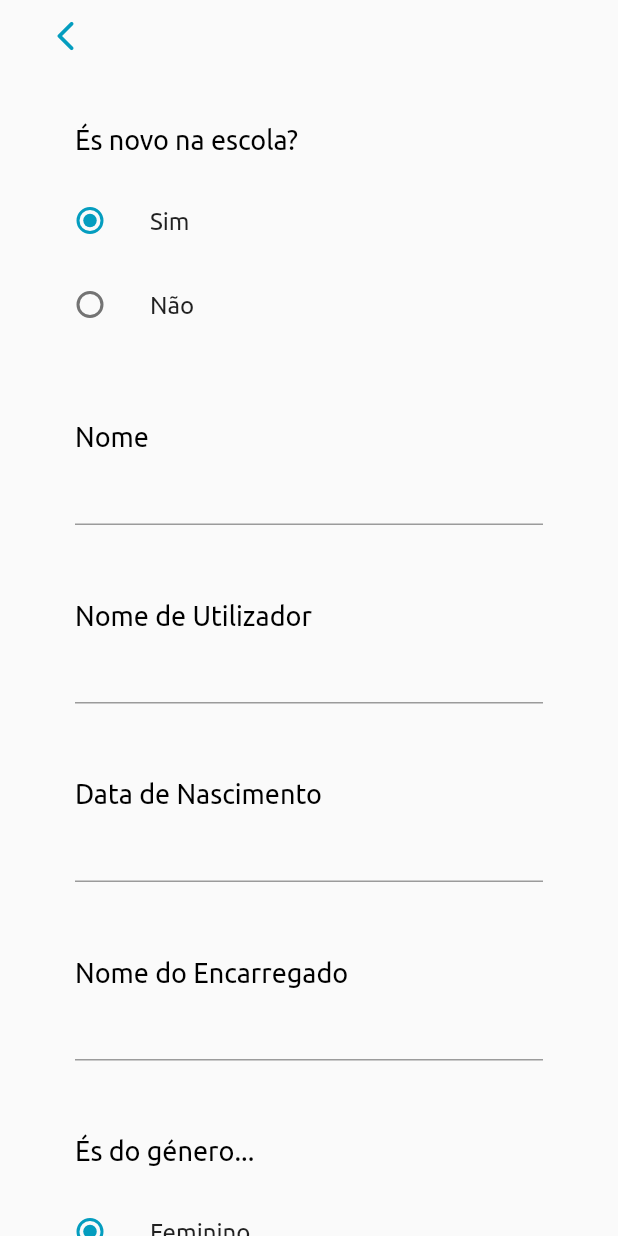
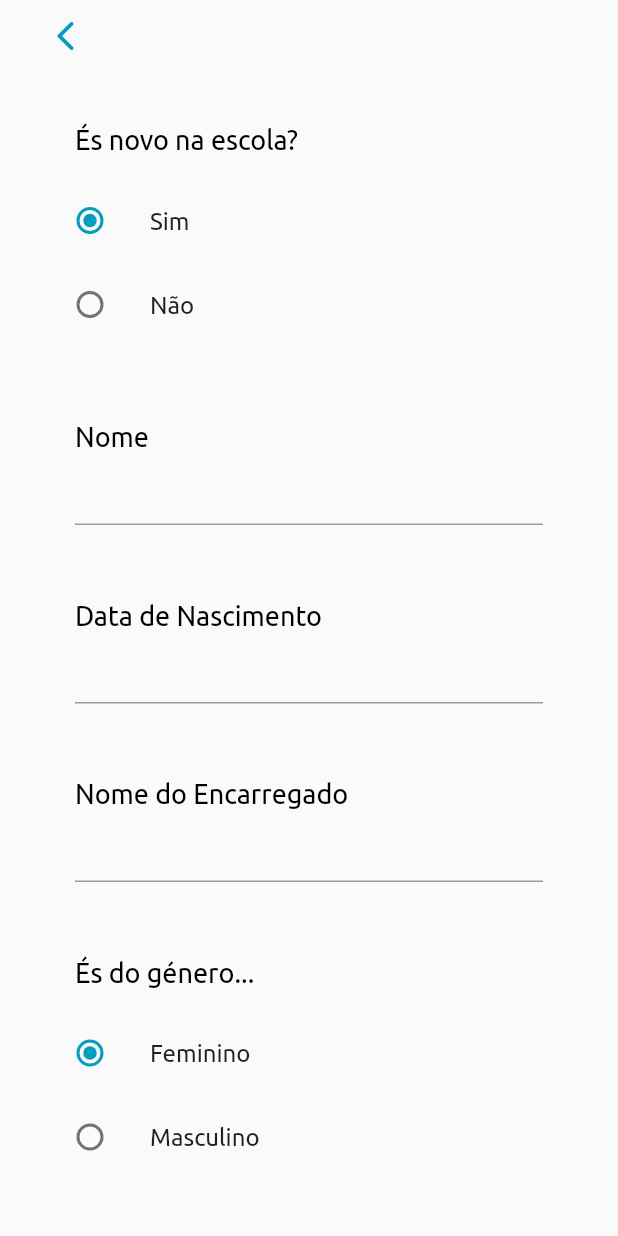
Before and after one commit to dani2308/malibu, a Flutter app: the AppformScreen screen opened directly, on a phone screen of 412 x 824 dp. Run offline on Flutter 3.47's test engine with Material 2 defaults, Android fonts, the phone set to English and light mode, and no system bars; our stand-ins replace firebase_auth, firebase_core, fluro, table_calendar; accounts and stored records are empty; statements that could not run were skipped.

Commit message:
Validation appformscreen

```diff
--- a/lib/screens/home/appform_screen.dart
+++ b/lib/screens/home/appform_screen.dart
@@ -75,6 +75,7 @@ class _AppformScreenState extends State<AppformScreen> {
   Gender _mf = Gender.f;
   Swim _sl = Swim.s;
   bool checkBoxValue = false;
+  final _formkey = GlobalKey<FormState>();
   @override
   Widget build(BuildContext context) {
     return Scaffold(
@@ -102,6 +103,10 @@ class _AppformScreenState extends State<AppformScreen> {
                     SizedBox(
                       height: 20,
                     ),
+                    Form(
+                      key: _formkey,
+                      child: Column(
+                        children: [
                           Padding(
                             padding: EdgeInsets.only(left: 50, top: 15),
                             child: Align(
@@ -169,28 +174,11 @@ class _AppformScreenState extends State<AppformScreen> {
                           Padding(
                             padding: EdgeInsets.only(left: 50, right: 50),
                             child: TextFormField(
+                              validator: (val) =>
+                                  val.isEmpty ? 'Introduza um Nome!' : null,
                               keyboardType: TextInputType.text,
-                        style: TextStyle(fontSize: 15, fontFamily: 'Ubuntu'),
-                      ),
-                    ),
-                    Padding(
-                      padding: EdgeInsets.only(left: 50, top: 50),
-                      child: Align(
-                        alignment: Alignment.topLeft,
-                        child: Text(
-                          "Nome de Utilizador",
-                          style: TextStyle(
-                            fontSize: 18,
-                            fontFamily: 'Ubuntu',
-                          ),
-                        ),
-                      ),
-                    ),
-                    Padding(
-                      padding: EdgeInsets.only(left: 50, right: 50),
-                      child: TextFormField(
-                        keyboardType: TextInputType.text,
-                        style: TextStyle(fontSize: 15, fontFamily: 'Ubuntu'),
+                              style:
+                                  TextStyle(fontSize: 15, fontFamily: 'Ubuntu'),
                             ),
                           ),
                           Padding(
@@ -209,8 +197,12 @@ class _AppformScreenState extends State<AppformScreen> {
                           Padding(
                             padding: EdgeInsets.only(left: 50, right: 50),
                             child: TextFormField(
+                              validator: (val) => val.isEmpty
+                                  ? 'Introduza uma Idade válida!'
+                                  : null,
                               keyboardType: TextInputType.datetime,
-                        style: TextStyle(fontSize: 15, fontFamily: 'Ubuntu'),
+                              style:
+                                  TextStyle(fontSize: 15, fontFamily: 'Ubuntu'),
                             ),
                           ),
                           Padding(
@@ -230,7 +222,8 @@ class _AppformScreenState extends State<AppformScreen> {
                             padding: EdgeInsets.only(left: 50, right: 50),
                             child: TextFormField(
                               keyboardType: TextInputType.text,
-                        style: TextStyle(fontSize: 15, fontFamily: 'Ubuntu'),
+                              style:
+                                  TextStyle(fontSize: 15, fontFamily: 'Ubuntu'),
                             ),
                           ),
                           Padding(
@@ -283,7 +276,8 @@ class _AppformScreenState extends State<AppformScreen> {
                             ),
                           ),
                           Padding(
-                      padding: EdgeInsets.only(left: 50, top: 50, right: 30),
+                            padding:
+                                EdgeInsets.only(left: 50, top: 50, right: 30),
                             child: Align(
                               alignment: Alignment.topLeft,
                               child: Text(
@@ -298,8 +292,10 @@ class _AppformScreenState extends State<AppformScreen> {
                           Padding(
                             padding: EdgeInsets.only(left: 20, top: 15),
                             child: ListTile(
-                        title: const Text('Não sei nadar',
-                            style: TextStyle(fontFamily: 'Ubuntu')),
+                              title: const Text(
+                                'Não sei nadar',
+                                style: TextStyle(fontFamily: 'Ubuntu'),
+                              ),
                               leading: Radio(
                                 value: Swim.ns,
                                 groupValue: _sl,
@@ -384,7 +380,8 @@ class _AppformScreenState extends State<AppformScreen> {
                             ),
                           ),
                           Padding(
-                      padding: EdgeInsets.only(left: 50, top: 50, right: 30),
+                            padding:
+                                EdgeInsets.only(left: 50, top: 50, right: 30),
                             child: Align(
                               alignment: Alignment.topLeft,
                               child: Text(
@@ -433,7 +430,8 @@ class _AppformScreenState extends State<AppformScreen> {
                             ),
                           ),
                           Padding(
-                      padding: EdgeInsets.only(left: 50, top: 50, right: 30),
+                            padding:
+                                EdgeInsets.only(left: 50, top: 50, right: 30),
                             child: Align(
                               alignment: Alignment.topLeft,
                               child: Text(
@@ -507,16 +505,16 @@ class _AppformScreenState extends State<AppformScreen> {
                                       child: FlatButton(
                                         child: Icon(Icons.arrow_forward,
                                             color: Colors.white),
-                                  onPressed: () => {
-                                    if (checkBoxValue != false)
-                                      {
-                                        Navigator.pushNamed(context, 'home'),
+                                        onPressed: () async {
+                                          if (checkBoxValue == false) {
+                                            createShowDialog(context, "Aviso",
+                                                "Deve aceitar os termos da empresa para continuar!");
+                                          } else if (_formkey.currentState
+                                                  .validate() &&
+                                              checkBoxValue != false) {
+                                            Navigator.pushNamed(
+                                                context, 'home');
                                           }
-                                    else
-                                      {
-                                        createShowDialog(context, "Aviso",
-                                            "Deve aceitar os termos da empresa para continuar!"),
-                                      },
                                         },
                                       ),
                                       width: 90,
@@ -534,6 +532,9 @@ class _AppformScreenState extends State<AppformScreen> {
                         ],
                       ),
                     ),
+                  ],
+                ),
+              ),
             ),
           );
         },
```
Lines whose indentation alone changed are shown as unchanged.
